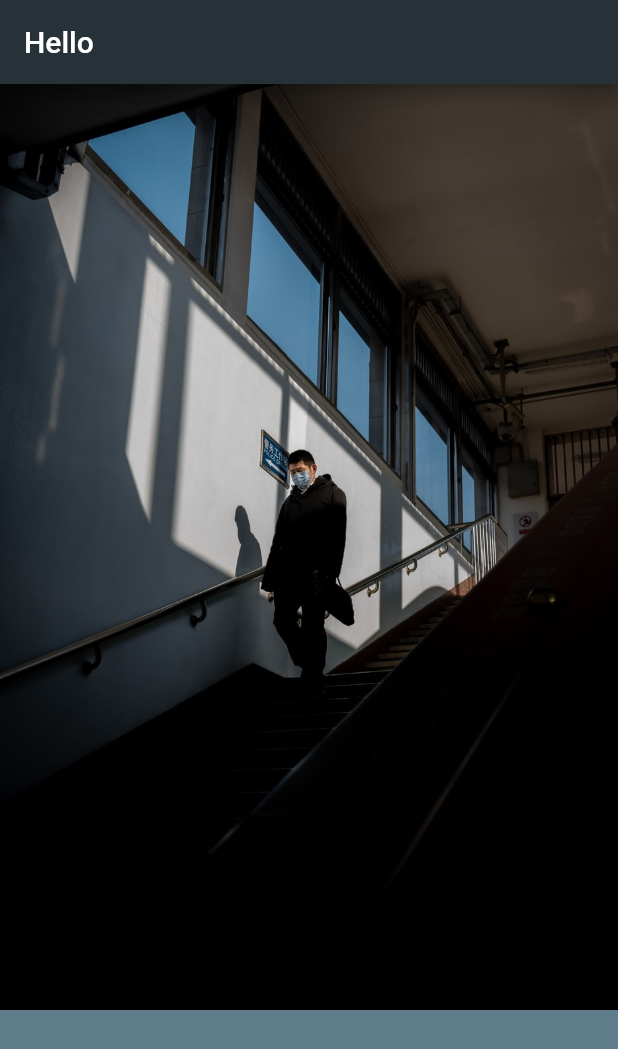
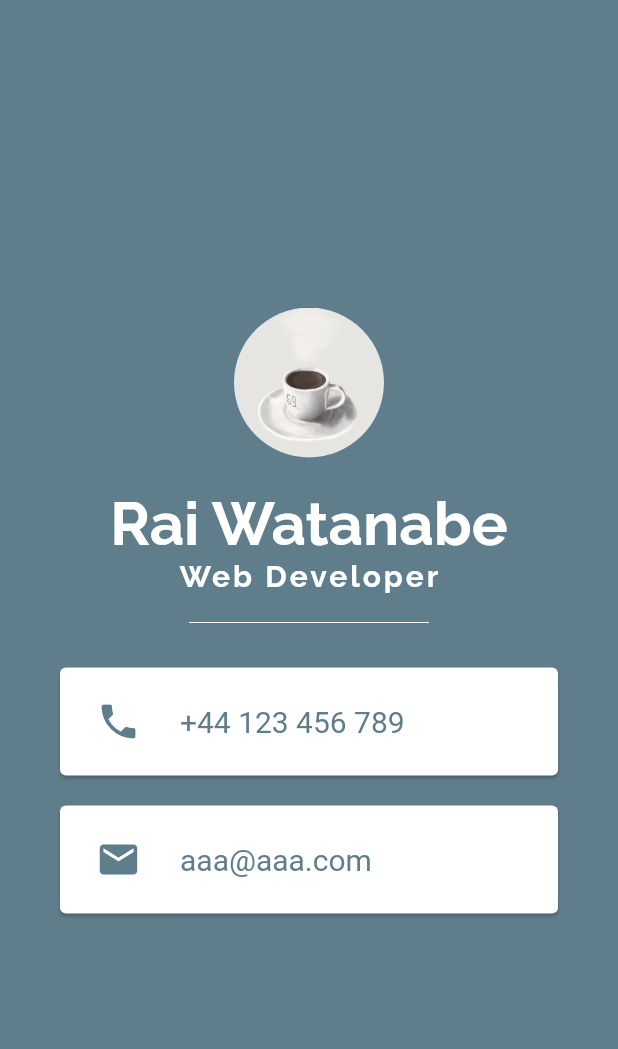
Before and after one commit to rai-wtnb/sample_flutter, a Flutter app: the screen it shows after launch, on a phone screen of 412 x 824 dp. Shown: the top 1049 px of the screen. Run offline on Flutter 3.47's test engine with Material 2 defaults, Android fonts, the phone set to English and light mode, and no system bars.

Commit message:
feat: created prof using Card, ListTile, and Avator

```diff
--- a/lib/main.dart
+++ b/lib/main.dart
@@ -1,18 +1,98 @@
 import 'package:flutter/material.dart';
 
 void main() {
-  runApp(
-    MaterialApp(
+  runApp(MyApp());
+}
+
+class MyApp extends StatelessWidget {
+  @override
+  Widget build(BuildContext context) {
+    return MaterialApp(
       home: Scaffold(
         backgroundColor: Colors.blueGrey,
-        appBar: AppBar(
-          title: Text('Hello'),
-          backgroundColor: Colors.blueGrey[900],
-        ),
-        body: Image(
-          image: AssetImage('images/sample.jpeg'),
+        body: SafeArea(
+          child: Column(
+            mainAxisAlignment: MainAxisAlignment.center,
+            children: [
+              CircleAvatar(
+                radius: 50,
+                backgroundImage: AssetImage('images/prof.png'),
+              ),
+              SizedBox(
+                height: 20,
+              ),
+              Text(
+                "Rai Watanabe",
+                style: TextStyle(
+                  fontFamily: 'Raleway',
+                  fontSize: 40,
+                  color: Colors.white,
+                  fontWeight: FontWeight.bold,
+                ),
+              ),
+              Text(
+                "Web Developer",
+                style: TextStyle(
+                  fontSize: 20,
+                  fontWeight: FontWeight.bold,
+                  fontFamily: 'Raleway',
+                  letterSpacing: 2,
+                  color: Colors.white,
+                ),
+              ),
+              SizedBox(
+                height: 40,
+                width: 160,
+                child: Divider(
+                  color: Colors.white,
+                ),
+              ),
+              Card(
+                color: Colors.white,
+                margin: EdgeInsets.symmetric(vertical: 10, horizontal: 40),
+                child: Padding(
+                  padding: EdgeInsets.all(8),
+                  child: ListTile(
+                    leading: Icon(
+                      Icons.phone,
+                      size: 30,
+                      color: Colors.blueGrey,
+                    ),
+                    title: Text(
+                      "+44 123 456 789",
+                      style: TextStyle(
+                        color: Colors.blueGrey,
+                        fontSize: 20,
+                      ),
+                    ),
+                  ),
+                ),
+              ),
+              Card(
+                color: Colors.white,
+                margin: EdgeInsets.symmetric(vertical: 10, horizontal: 40),
+                child: Padding(
+                  padding: EdgeInsets.all(8),
+                  child: ListTile(
+                    leading: Icon(
+                      Icons.email,
+                      size: 30,
+                      color: Colors.blueGrey,
+                    ),
+                    title: Text(
+                      "aaa@aaa.com",
+                      style: TextStyle(
+                        color: Colors.blueGrey,
+                        fontSize: 20,
+                      ),
+                    ),
+                  ),
+                ),
+              ),
+            ],
+          ),
         ),
       ),
-    ),
-  );
+    );
+  }
 }
--- a/pubspec.yaml
+++ b/pubspec.yaml
@@ -25,3 +25,8 @@ flutter:
 
   assets:
     - images/
+
+  fonts:
+  - family: Raleway
+    fonts:
+    - asset: fonts/Raleway-VariableFont_wght.ttf
```
Also changed, not shown: fonts/Raleway-VariableFont_wght.ttf (added), images/prof.png (added).
